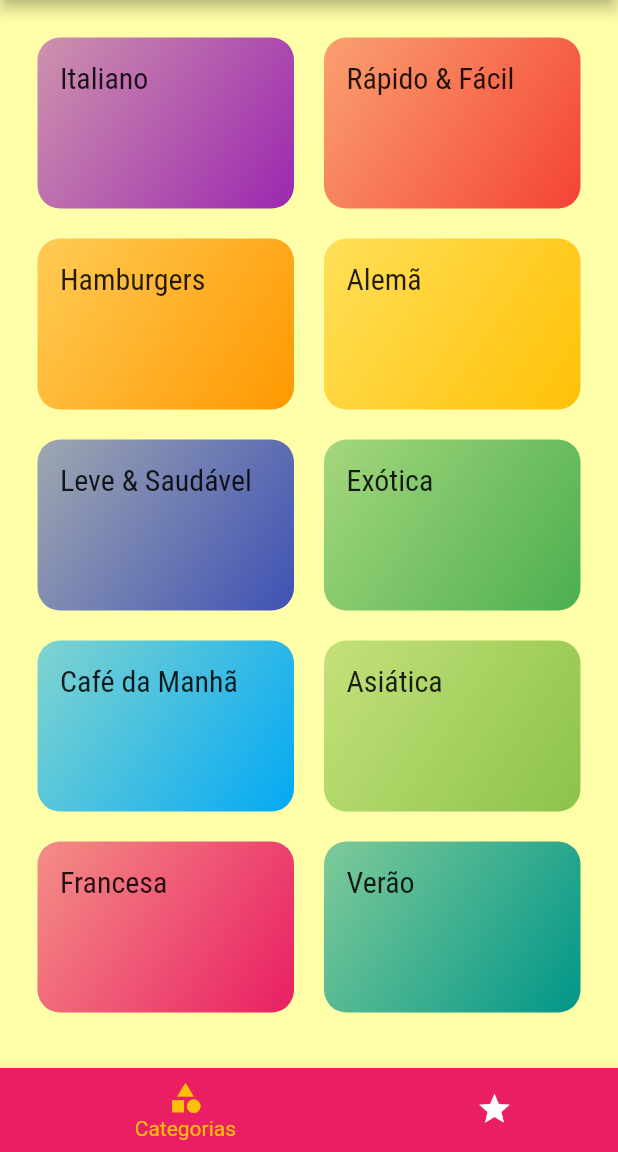
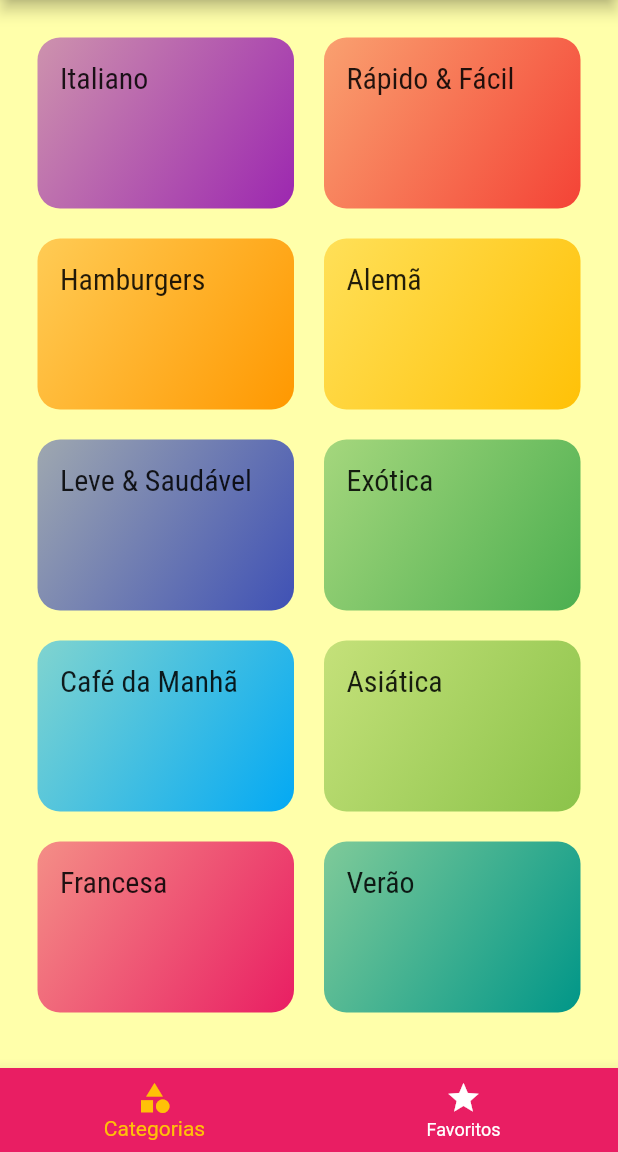
Before and after one commit to DanielErnany/meals, a Flutter app: the screen it shows after launch, on a phone screen of 412 x 824 dp, the part 84-1236 px from its top. Run offline on Flutter 3.47's test engine with Material 2 defaults, Android fonts, the phone set to English and light mode, and no system bars.

Commit message:
TabBar na parte inferior fixa(sem animação)

```diff
--- a/lib/screens/tabs_screen.dart
+++ b/lib/screens/tabs_screen.dart
@@ -37,18 +37,15 @@ class _TabsScreemState extends State<TabsScreem> {
         selectedItemColor: Theme.of(context).accentColor,
         // Mostra qual dos itens está selecionado
         currentIndex: _selectedIndexScreen,
-        // Cria uma animação na tabBar
-        type: BottomNavigationBarType.shifting,
+
         onTap: _selectScreen,
         backgroundColor: Theme.of(context).primaryColor,
         items: [
           BottomNavigationBarItem(
-            backgroundColor: Theme.of(context).primaryColor,
             icon: Icon(Icons.category),
             title: Text('Categorias'),
           ),
           BottomNavigationBarItem(
-            backgroundColor: Theme.of(context).primaryColor,
             icon: Icon(Icons.star),
             title: Text('Favoritos'),
           ),
```
